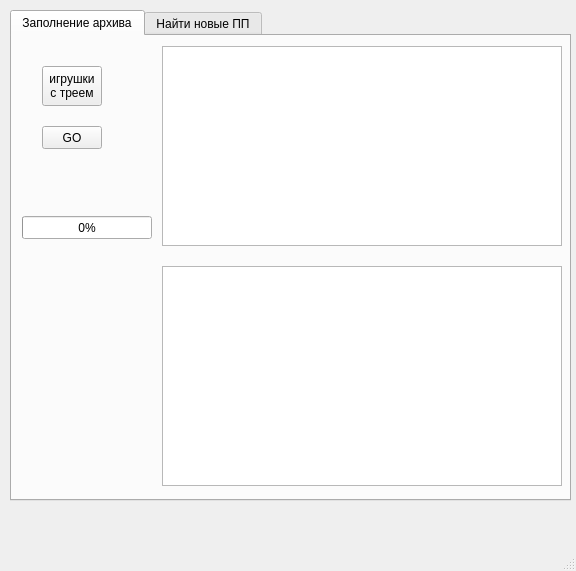
This is mainwindow.ui in boomer-24/Boristics as Qt 5 draws it before an edit. The edited form follows.
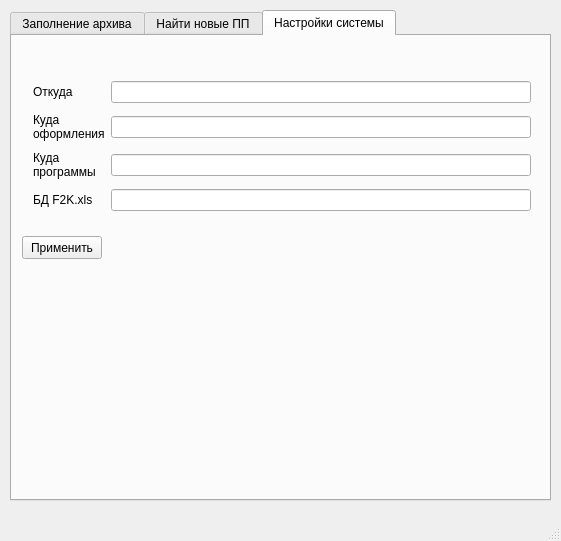
This is the edited form. The open tabs and pages were chosen to show the change.

```diff
--- a/mainwindow.ui
+++ b/mainwindow.ui
@@ -6,8 +6,8 @@
    <rect>
     <x>0</x>
     <y>0</y>
-    <width>576</width>
-    <height>571</height>
+    <width>561</width>
+    <height>541</height>
    </rect>
   </property>
   <property name="windowTitle">
@@ -19,7 +19,7 @@
      <rect>
       <x>10</x>
       <y>10</y>
-      <width>561</width>
+      <width>541</width>
       <height>491</height>
      </rect>
     </property>
@@ -74,7 +74,7 @@
        <rect>
         <x>150</x>
         <y>10</y>
-        <width>400</width>
+        <width>380</width>
         <height>200</height>
        </rect>
       </property>
@@ -84,7 +84,7 @@
        <rect>
         <x>150</x>
         <y>230</y>
-        <width>400</width>
+        <width>380</width>
         <height>220</height>
        </rect>
       </property>
@@ -233,6 +233,91 @@
       <property name="text">
        <string/>
       </property>
+     </widget>
+     <widget class="QPushButton" name="pushButton_clearNewProgramsFailTextBox">
+      <property name="geometry">
+       <rect>
+        <x>250</x>
+        <y>277</y>
+        <width>60</width>
+        <height>23</height>
+       </rect>
+      </property>
+      <property name="text">
+       <string>Очистить</string>
+      </property>
+     </widget>
+    </widget>
+    <widget class="QWidget" name="tab_3">
+     <attribute name="title">
+      <string>Настройки системы</string>
+     </attribute>
+     <widget class="QPushButton" name="pushButton_savePaths">
+      <property name="geometry">
+       <rect>
+        <x>10</x>
+        <y>200</y>
+        <width>80</width>
+        <height>23</height>
+       </rect>
+      </property>
+      <property name="text">
+       <string>Применить</string>
+      </property>
+     </widget>
+     <widget class="QWidget" name="">
+      <property name="geometry">
+       <rect>
+        <x>10</x>
+        <y>30</y>
+        <width>520</width>
+        <height>161</height>
+       </rect>
+      </property>
+      <layout class="QGridLayout" name="gridLayout">
+       <item row="0" column="0">
+        <widget class="QLabel" name="label_from2k">
+         <property name="text">
+          <string>Откуда</string>
+         </property>
+        </widget>
+       </item>
+       <item row="0" column="1">
+        <widget class="QLineEdit" name="lineEdit_from2k"/>
+       </item>
+       <item row="1" column="0">
+        <widget class="QLabel" name="label_todocs2k">
+         <property name="text">
+          <string>Куда
+оформления</string>
+         </property>
+        </widget>
+       </item>
+       <item row="1" column="1">
+        <widget class="QLineEdit" name="lineEdit_todocs2k"/>
+       </item>
+       <item row="2" column="0">
+        <widget class="QLabel" name="label_toprogs2k">
+         <property name="text">
+          <string>Куда
+программы</string>
+         </property>
+        </widget>
+       </item>
+       <item row="2" column="1">
+        <widget class="QLineEdit" name="lineEdit_toprogs2k"/>
+       </item>
+       <item row="3" column="0">
+        <widget class="QLabel" name="label_excel2k">
+         <property name="text">
+          <string>БД F2K.xls</string>
+         </property>
+        </widget>
+       </item>
+       <item row="3" column="1">
+        <widget class="QLineEdit" name="lineEdit_excel2k"/>
+       </item>
+      </layout>
      </widget>
     </widget>
    </widget>
```
Left out of the diff: 40 changed lines with no effect on the pictures.
